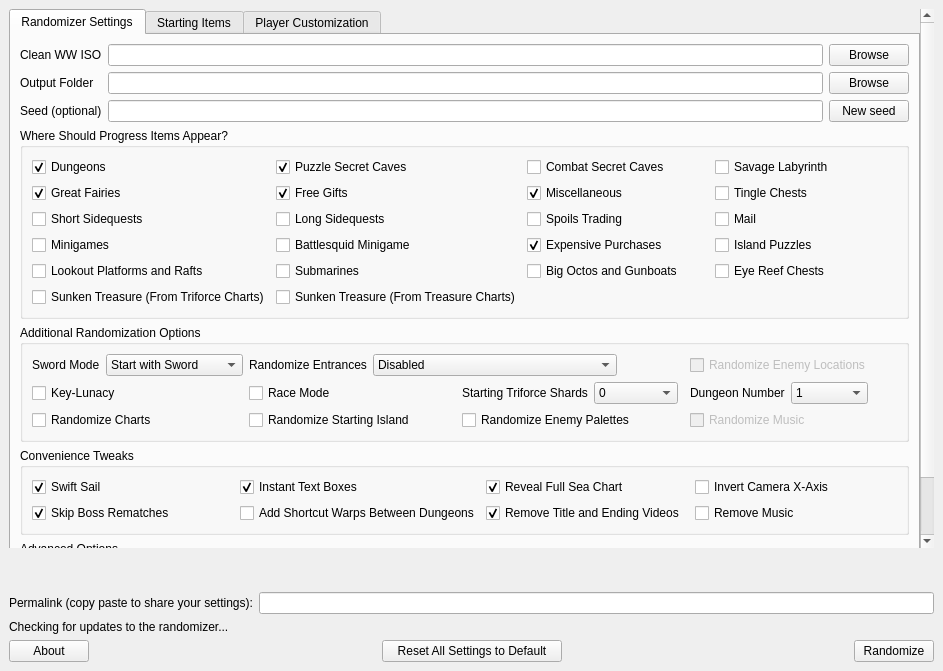
Old version of the form wwr_ui/randomizer_window.ui in the repository wooferzfg/wwrando.
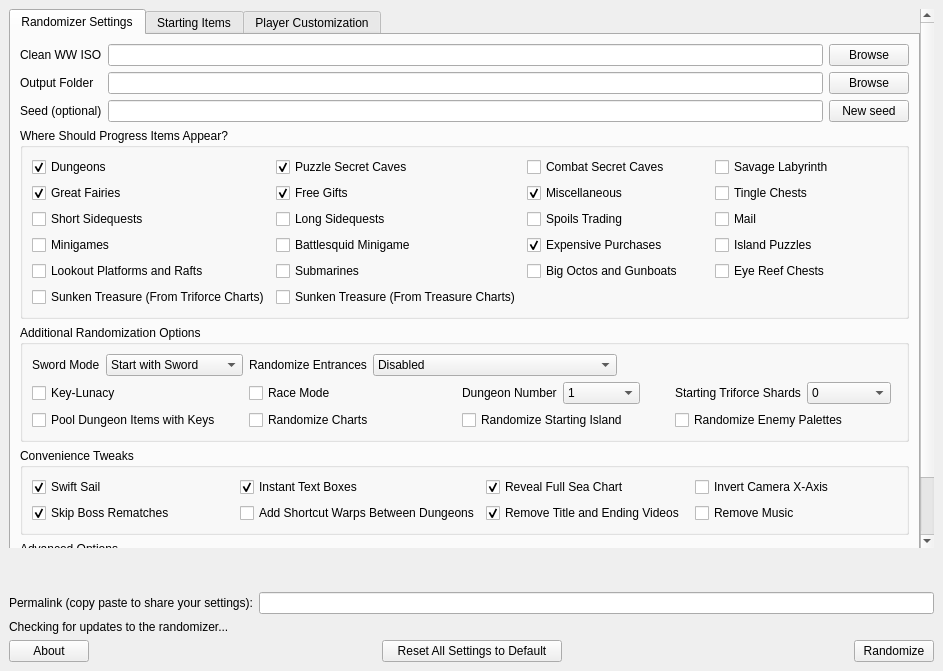
New version of the form.

```diff
--- a/wwr_ui/randomizer_window.ui
+++ b/wwr_ui/randomizer_window.ui
@@ -28,7 +28,7 @@
         <rect>
          <x>0</x>
          <y>0</y>
-         <width>978</width>
+         <width>1036</width>
          <height>614</height>
         </rect>
        </property>
@@ -303,6 +303,30 @@
                <string>Additional Randomization Options</string>
               </property>
               <layout class="QGridLayout" name="gridLayout_3">
+               <item row="2" column="2">
+                <widget class="QCheckBox" name="randomize_starting_island">
+                 <property name="text">
+                  <string>Randomize Starting Island</string>
+                 </property>
+                </widget>
+               </item>
+               <item row="2" column="0">
+                <widget class="QCheckBox" name="compass_map_pool_with_keys">
+                 <property name="text">
+                  <string>Pool Dungeon Items with Keys</string>
+                 </property>
+                </widget>
+               </item>
+               <item row="2" column="3">
+                <widget class="QCheckBox" name="randomize_enemy_palettes">
+                 <property name="enabled">
+                  <bool>true</bool>
+                 </property>
+                 <property name="text">
+                  <string>Randomize Enemy Palettes</string>
+                 </property>
+                </widget>
+               </item>
                <item row="0" column="0">
                 <layout class="QHBoxLayout" name="layout_for_sword">
                  <item>
@@ -333,20 +357,6 @@
                  </item>
                 </layout>
                </item>
-               <item row="2" column="0">
-                <widget class="QCheckBox" name="randomize_charts">
-                 <property name="text">
-                  <string>Randomize Charts</string>
-                 </property>
-                </widget>
-               </item>
-               <item row="2" column="1">
-                <widget class="QCheckBox" name="randomize_starting_island">
-                 <property name="text">
-                  <string>Randomize Starting Island</string>
-                 </property>
-                </widget>
-               </item>
                <item row="1" column="0">
                 <widget class="QCheckBox" name="keylunacy">
                  <property name="text">
@@ -354,91 +364,6 @@
                  </property>
                 </widget>
                </item>
-               <item row="1" column="2">
-                <layout class="QHBoxLayout" name="layout_for_starting_triforce_shards">
-                 <item>
-                  <widget class="QLabel" name="label_for_num_starting_triforce_shards">
-                   <property name="sizePolicy">
-                    <sizepolicy hsizetype="Maximum" vsizetype="Preferred">
-                     <horstretch>0</horstretch>
-                     <verstretch>0</verstretch>
-                    </sizepolicy>
-                   </property>
-                   <property name="text">
-                    <string>Starting Triforce Shards</string>
-                   </property>
-                  </widget>
-                 </item>
-                 <item>
-                  <widget class="QComboBox" name="num_starting_triforce_shards">
-                   <property name="maximumSize">
-                    <size>
-                     <width>84</width>
-                     <height>16777215</height>
-                    </size>
-                   </property>
-                   <item>
-                    <property name="text">
-                     <string>0</string>
-                    </property>
-                   </item>
-                   <item>
-                    <property name="text">
-                     <string>1</string>
-                    </property>
-                   </item>
-                   <item>
-                    <property name="text">
-                     <string>2</string>
-                    </property>
-                   </item>
-                   <item>
-                    <property name="text">
-                     <string>3</string>
-                    </property>
-                   </item>
-                   <item>
-                    <property name="text">
-                     <string>4</string>
-                    </property>
-                   </item>
-                   <item>
-                    <property name="text">
-                     <string>5</string>
-                    </property>
-                   </item>
-                   <item>
-                    <property name="text">
-                     <string>6</string>
-                    </property>
-                   </item>
-                   <item>
-                    <property name="text">
-                     <string>7</string>
-                    </property>
-                   </item>
-                   <item>
-                    <property name="text">
-                     <string>8</string>
-                    </property>
-                   </item>
-                   <item>
-                    <property name="text">
-                     <string>Random</string>
-                    </property>
-                  </item>
-                   <item>
-                    <property name="text">
-                     <string>Mirror Dungeon Number</string>
-                    </property>
-                  </item>
-                  </widget>
-                 </item>
-                 <item>
-                  <widget class="QWidget" name="widget" native="true"/>
-                 </item>
-                </layout>
-               </item>
                <item row="1" column="1">
                 <widget class="QCheckBox" name="race_mode">
                  <property name="text">
@@ -489,37 +414,14 @@
                  </item>
                 </layout>
                </item>
-               <item row="2" column="3">
-                <widget class="QCheckBox" name="randomize_music">
-                 <property name="enabled">
-                  <bool>false</bool>
-                 </property>
+               <item row="2" column="1">
+                <widget class="QCheckBox" name="randomize_charts">
                  <property name="text">
-                  <string>Randomize Music</string>
+                  <string>Randomize Charts</string>
                  </property>
                 </widget>
                </item>
-               <item row="2" column="2">
-                <widget class="QCheckBox" name="randomize_enemy_palettes">
-                 <property name="enabled">
-                  <bool>true</bool>
-                 </property>
-                 <property name="text">
-                  <string>Randomize Enemy Palettes</string>
-                 </property>
-                </widget>
-               </item>
-               <item row="0" column="3">
-                <widget class="QCheckBox" name="randomize_enemies">
-                 <property name="enabled">
-                  <bool>false</bool>
-                 </property>
-                 <property name="text">
-                  <string>Randomize Enemy Locations</string>
-                 </property>
-                </widget>
-               </item>
-               <item row="1" column="3">
+               <item row="1" column="2">
                 <layout class="QHBoxLayout" name="layout_for_num_dungeon_race_mode">
                  <item>
                   <widget class="QLabel" name="label_for_num_dungeon_race_mode">
@@ -543,7 +445,7 @@
                     </size>
                    </property>
                    <property name="currentText">
-                    <string>4</string>
+                    <string>1</string>
                    </property>
                    <item>
                     <property name="text">
@@ -587,6 +489,94 @@
                  </item>
                 </layout>
                </item>
+               <item row="1" column="3">
+                <layout class="QHBoxLayout" name="layout_for_starting_triforce_shards">
+                 <item>
+                  <widget class="QLabel" name="label_for_num_starting_triforce_shards">
+                   <property name="sizePolicy">
+                    <sizepolicy hsizetype="Maximum" vsizetype="Preferred">
+                     <horstretch>0</horstretch>
+                     <verstretch>0</verstretch>
+                    </sizepolicy>
+                   </property>
+                   <property name="text">
+                    <string>Starting Triforce Shards</string>
+                   </property>
+                  </widget>
+                 </item>
+                 <item>
+                  <widget class="QComboBox" name="num_starting_triforce_shards">
+                   <property name="maximumSize">
+                    <size>
+                     <width>84</width>
+                     <height>16777215</height>
+                    </size>
+                   </property>
+                   <property name="currentText">
+                    <string>0</string>
+                   </property>
+                   <item>
+                    <property name="text">
+                     <string>0</string>
+                    </property>
+                   </item>
+                   <item>
+                    <property name="text">
+                     <string>1</string>
+                    </property>
+                   </item>
+                   <item>
+                    <property name="text">
+                     <string>2</string>
+                    </property>
+                   </item>
+                   <item>
+                    <property name="text">
+                     <string>3</string>
+                    </property>
+                   </item>
+                   <item>
+                    <property name="text">
+                     <string>4</string>
+                    </property>
+                   </item>
+                   <item>
+                    <property name="text">
+                     <string>5</string>
+                    </property>
+                   </item>
+                   <item>
+                    <property name="text">
+                     <string>6</string>
+                    </property>
+                   </item>
+                   <item>
+                    <property name="text">
+                     <string>7</string>
+                    </property>
+                   </item>
+                   <item>
+                    <property name="text">
+                     <string>8</string>
+                    </property>
+                   </item>
+                   <item>
+                    <property name="text">
+                     <string>Random</string>
+                    </property>
+                   </item>
+                   <item>
+                    <property name="text">
+                     <string>Mirror Dungeon Number</string>
+                    </property>
+                   </item>
+                  </widget>
+                 </item>
+                 <item>
+                  <widget class="QWidget" name="widget" native="true"/>
+                 </item>
+                </layout>
+               </item>
               </layout>
              </widget>
             </item>
@@ -694,11 +684,31 @@
                 </widget>
                </item>
                <item row="0" column="2">
+                <widget class="QCheckBox" name="randomize_enemies">
+                 <property name="enabled">
+                  <bool>false</bool>
+                 </property>
+                 <property name="text">
+                  <string>Randomize Enemy Locations</string>
+                 </property>
+                </widget>
+               </item>
+               <item row="0" column="4">
                 <widget class="QWidget" name="widget_3" native="true"/>
                </item>
                <item row="0" column="3">
                 <widget class="QWidget" name="widget_4" native="true"/>
                </item>
+               <item row="0" column="3">
+                <widget class="QCheckBox" name="randomize_music">
+                 <property name="enabled">
+                  <bool>false</bool>
+                 </property>
+                 <property name="text">
+                  <string>Randomize Music</string>
+                 </property>
+                </widget>
+               </item>
               </layout>
              </widget>
             </item>
```
Left out of the diff: 39 changed lines with no effect on the pictures.
